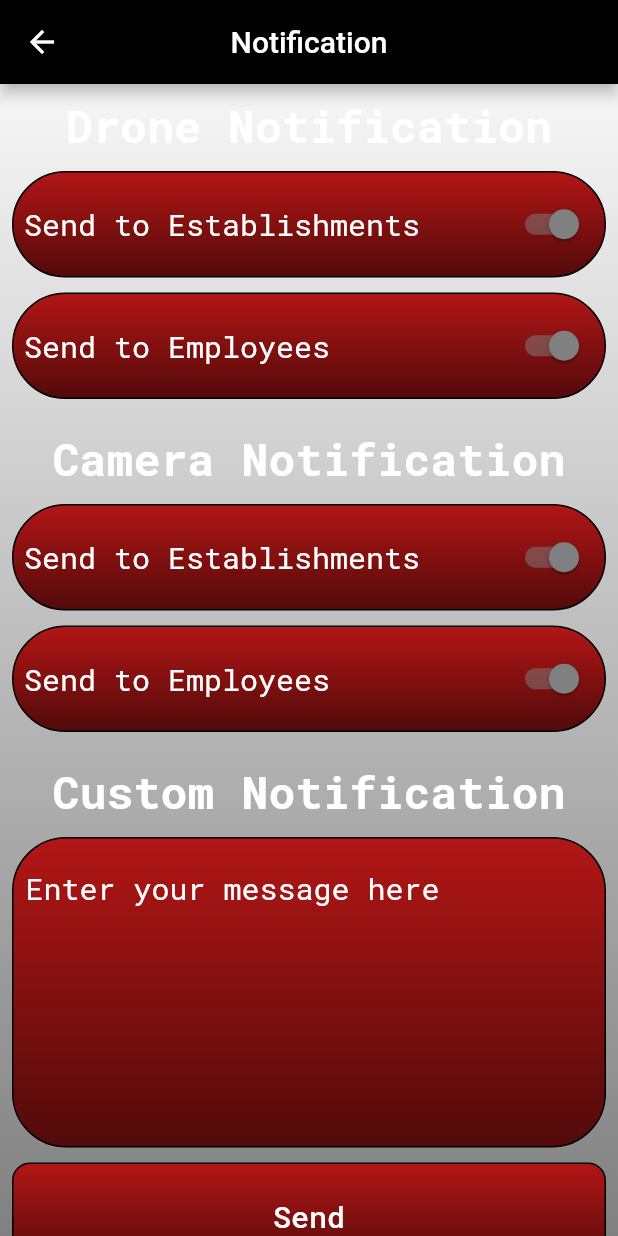
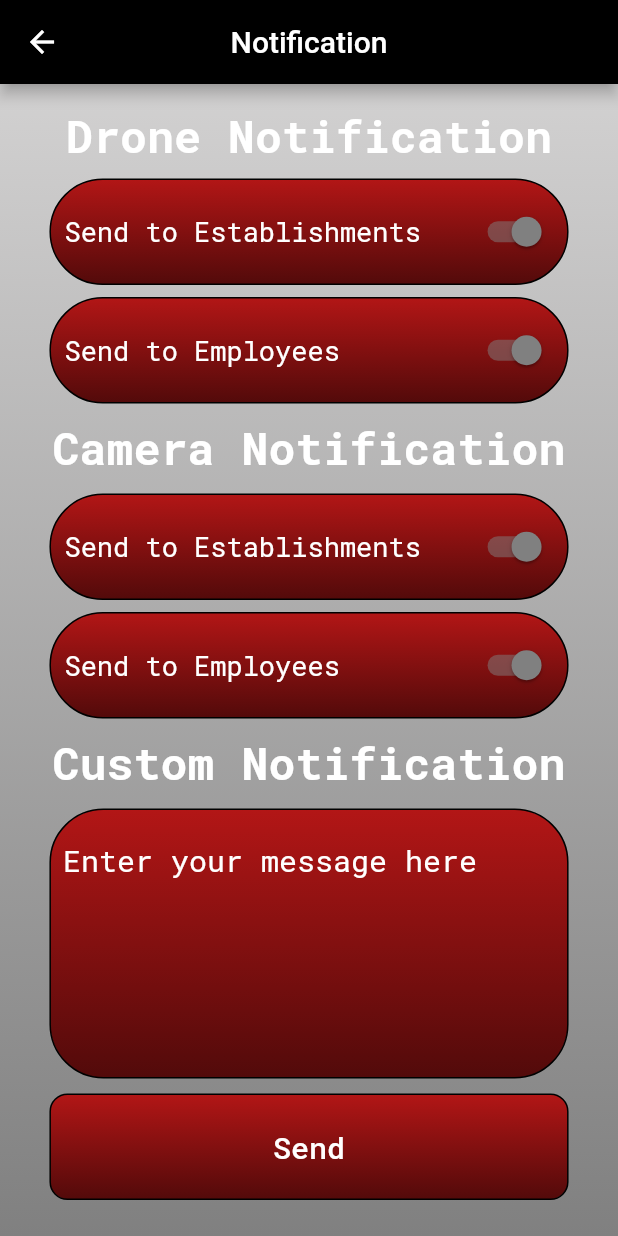
Before and after one commit to saud121/APS_user_subadmin, a Flutter app: the NotificationScreen screen opened directly, on a phone screen of 412 x 824 dp. Run offline on Flutter 3.47's test engine with Material 2 defaults, Android fonts, the phone set to English and light mode, and no system bars; our stand-ins replace camera, fl_chart, font_awesome_flutter, get, google_fonts, table_calendar and 1 more; missing offline and left inert: flutter_phone_direct_caller.

Commit message:
fixed layout and color

```diff
--- a/lib/Screens/LoginScreens/LoginScreen.dart
+++ b/lib/Screens/LoginScreens/LoginScreen.dart
@@ -68,7 +68,7 @@ class _LoginScreenState extends State<LoginScreen> {
                   Text(
                     "Sign In",
                     style: TextStyle(
-                        fontFamily: "Times New Roman",
+                        fontFamily: "Major",
                         fontSize: 40,
                         color: gradientColor2),
                   ),
@@ -170,7 +170,7 @@ class _LoginScreenState extends State<LoginScreen> {
                         child: Text(
                           "Forgot Password?",
                           style: TextStyle(
-                            fontFamily: "Times New Roman",
+                            fontFamily: "Major",
                             fontWeight: FontWeight.bold,
                               color: gradientColor2,
                               fontSize: 20),
@@ -193,7 +193,7 @@ class _LoginScreenState extends State<LoginScreen> {
                       child:  Text(
                         "Login",
                         style: TextStyle(
-                            fontFamily: "Times New Roman",
+                            fontFamily: "Major",
                             color: gradientColor2,
                             fontSize: 30),
                       ),
--- a/lib/Screens/NotificationScreens/NotificationScreen.dart
+++ b/lib/Screens/NotificationScreens/NotificationScreen.dart
@@ -33,7 +33,7 @@ class _NotificationScreenState extends State<NotificationScreen> {
       child: Container(
           decoration: BoxDecoration(
               gradient: LinearGradient(
-            colors: [Colors.white, gradientColor3],
+            colors: [Color.fromARGB(255, 216, 215, 215), gradientColor3],
             begin: Alignment.topCenter,
             end: Alignment.bottomCenter,
           )),
@@ -50,7 +50,7 @@ class _NotificationScreenState extends State<NotificationScreen> {
                 title: Text("Notification")),
             body: SingleChildScrollView(
               child: Padding(
-                padding: EdgeInsets.all(8),
+                padding: EdgeInsets.all(15),
                 child: Column(
                   children: [
                     Center(
@@ -62,11 +62,11 @@ class _NotificationScreenState extends State<NotificationScreen> {
                                   fontSize: HeadingFontSize,
                                   fontWeight: FontWeight.bold)),
                           SizedBox(
-                            height: 10,
+                            height: 8,
                           ),
                           Container(
                             height: 71,
-                            width: double.infinity,
+                            width: Get.width * .84,
                             padding: EdgeInsets.all(7),
                             decoration: BoxDecoration(
                                 gradient: LinearGradient(
@@ -84,8 +84,11 @@ class _NotificationScreenState extends State<NotificationScreen> {
                             child: Row(
                               mainAxisAlignment: MainAxisAlignment.spaceBetween,
                               children: [
-                                CustomText(txt:"Send to Establishments",fSize: 20,isBold: false,),
-
+                                CustomText(
+                                  txt: "Send to Establishments",
+                                  fSize: 18,
+                                  isBold: false,
+                                ),
                                 Switch(
                                     activeColor: gradientColor3,
                                     inactiveThumbColor: Colors.white,
@@ -100,11 +103,11 @@ class _NotificationScreenState extends State<NotificationScreen> {
                             ),
                           ),
                           SizedBox(
-                            height: 10,
+                            height: 8,
                           ),
                           Container(
                             height: 71,
-                            width: double.infinity,
+                            width: Get.width * .84,
                             padding: EdgeInsets.all(7),
                             decoration: BoxDecoration(
                                 gradient: LinearGradient(
@@ -122,8 +125,11 @@ class _NotificationScreenState extends State<NotificationScreen> {
                             child: Row(
                               mainAxisAlignment: MainAxisAlignment.spaceBetween,
                               children: [
-                                CustomText(txt:"Send to Employees", fSize:20,isBold: false,),
-
+                                CustomText(
+                                  txt: "Send to Employees",
+                                  fSize: 18,
+                                  isBold: false,
+                                ),
                                 Switch(
                                     activeColor: gradientColor3,
                                     inactiveThumbColor: Colors.white,
@@ -138,16 +144,19 @@ class _NotificationScreenState extends State<NotificationScreen> {
                             ),
                           ),
                           SizedBox(
-                            height: 20,
+                            height: 8,
                           ),
-
-                                  CustomText(txt:"Camera Notification",fSize:HeadingFontSize,isBold: true,),
+                          CustomText(
+                            txt: "Camera Notification",
+                            fSize: HeadingFontSize,
+                            isBold: true,
+                          ),
                           SizedBox(
-                            height: 10,
+                            height: 8,
                           ),
                           Container(
                             height: 71,
-                            width: double.infinity,
+                            width: Get.width * .84,
                             padding: EdgeInsets.all(7),
                             decoration: BoxDecoration(
                                 gradient: LinearGradient(
@@ -165,12 +174,10 @@ class _NotificationScreenState extends State<NotificationScreen> {
                             child: Row(
                               mainAxisAlignment: MainAxisAlignment.spaceBetween,
                               children: [
-                                Text(
-                                  "Send to Establishments",
-                                  style: GoogleFonts.robotoMono(
-                                    color: Colors.white,
-                                    fontSize: 20,
-                                  ),
+                                CustomText(
+                                  txt: "Send to Establishments",
+                                  fSize: 18,
+                                  isBold: false,
                                 ),
                                 Switch(
                                     activeColor: gradientColor3,
@@ -186,11 +193,11 @@ class _NotificationScreenState extends State<NotificationScreen> {
                             ),
                           ),
                           SizedBox(
-                            height: 10,
+                            height: 8,
                           ),
                           Container(
                             height: 71,
-                            width: double.infinity,
+                            width: Get.width * .84,
                             padding: EdgeInsets.all(7),
                             decoration: BoxDecoration(
                                 gradient: LinearGradient(
@@ -208,12 +215,10 @@ class _NotificationScreenState extends State<NotificationScreen> {
                             child: Row(
                               mainAxisAlignment: MainAxisAlignment.spaceBetween,
                               children: [
-                                Text(
-                                  "Send to Employees",
-                                  style: GoogleFonts.robotoMono(
-                                    color: Colors.white,
-                                    fontSize: 20,
-                                  ),
+                                CustomText(
+                                  txt: "Send to Employees",
+                                  fSize: 18,
+                                  isBold: false,
                                 ),
                                 Switch(
                                     activeColor: gradientColor3,
@@ -229,15 +234,18 @@ class _NotificationScreenState extends State<NotificationScreen> {
                             ),
                           ),
                           SizedBox(
-                            height: 20,
+                            height: 8,
                           ),
-                          CustomText(txt:"Custom Notification",fSize:HeadingFontSize,isBold:true),
+                          CustomText(
+                              txt: "Custom Notification",
+                              fSize: HeadingFontSize,
+                              isBold: true),
                           SizedBox(
-                            height: 10,
+                            height: 8,
                           ),
                           Container(
-                              height: 207,
-                              width: double.infinity,
+                            height: 180,
+                            width: Get.width * .84,
                             padding: EdgeInsets.all(8),
                             decoration: BoxDecoration(
                                 gradient: LinearGradient(
@@ -266,17 +274,18 @@ class _NotificationScreenState extends State<NotificationScreen> {
                                   fontSize: 20,
                                 ),
                               ),
-                              )),
+                            ),
+                          ),
                           SizedBox(
                             height: 10,
                           ),
                           Row(
+                            mainAxisAlignment: MainAxisAlignment.center,
                             children: [
 
-                              Expanded(
-                                child: Container(
+                              Container(
                                 height: 71,
-
+                                width: Get.width * 0.84,
                                 decoration: BoxDecoration(
                                     gradient: LinearGradient(
                                         colors: [
@@ -300,7 +309,6 @@ class _NotificationScreenState extends State<NotificationScreen> {
                                     ),
                                   ),
                                 ),
-                                ),
                               )
                             ],
                           )
--- a/lib/Utils/colors.dart
+++ b/lib/Utils/colors.dart
@@ -3,6 +3,7 @@ import 'package:flutter/material.dart';
 Color gradientColor1 = const Color(0xFF0D0101);
 Color gradientColor2 = Color.fromARGB(255, 179, 22, 22);
 Color gradientColor3 = const Color(0xFF808080);
+Color gradientColor5 =Color.fromARGB(255, 82, 2, 2);
 Color gradientColor4 = Color.fromARGB(255, 82, 10, 10);
 Color textColor = Color.fromARGB(255, 9, 32, 100);
 
--- a/lib/interfaces/subadmin/screens/subadmindashboard.dart
+++ b/lib/interfaces/subadmin/screens/subadmindashboard.dart
@@ -3,6 +3,7 @@ import 'dart:ui';
 import 'package:aps_super_admin/Utils/colors.dart';
 import 'package:aps_super_admin/widgets/custom_textfiel.dart';
 import 'package:flutter/material.dart';
+import 'package:get/get.dart';
 import 'package:google_fonts/google_fonts.dart';
 class SubAdminDashboard extends StatelessWidget {
   const SubAdminDashboard({super.key});
@@ -27,7 +28,7 @@ class SubAdminDashboard extends StatelessWidget {
          child: Column(
 
            children: [
-            SizedBox(child: Image.asset("assets/submap.png"),),
+            SizedBox(child: Image.asset("assets/submap.png"),width: Get.width*.75,),
             Padding(
               padding: const EdgeInsets.all(8.0),
               child: Container (
--- a/lib/services/authservice.dart
+++ b/lib/services/authservice.dart
@@ -27,7 +27,7 @@ class AuthService {
        CustomSnackbar("Invalid", "Invalid Credentials");
     } else {
      CustomSnackbar("Login", "Login SuccessFull");
-      Get.to(UserDashboardScreen());
+      Get.to(UserDashboardScreen(email: email,));
     }
     }
     catch(e){
@@ -51,7 +51,7 @@ class AuthService {
       if (resData["success"].toString() == "false") {
       } else {
         CustomSnackbar("Login", "SuccessFully Login");
-        Get.to(SubAdmin());
+        Get.to(SubAdmin(email: email,));
 
       }
     } catch (e) {
--- a/lib/widgets/custom_textfiel.dart
+++ b/lib/widgets/custom_textfiel.dart
@@ -8,10 +8,13 @@ class CustomText extends StatelessWidget {
 
   @override
   Widget build(BuildContext context) {
-  return Text(txt,style: GoogleFonts.robotoMono(
-                                           color: Colors.white,
-                                           fontSize: fSize,
-                                           fontWeight: isBold==true? FontWeight.bold:null));
+  return Padding(
+    padding: const EdgeInsets.all(2.0),
+    child: Text(txt,style: GoogleFonts.robotoMono(
+                                             color: Colors.white,
+                                             fontSize: fSize,
+                                             fontWeight: isBold==true? FontWeight.bold:null)),
+  );
 }
 
 }
```
Also changed, not shown: lib/Screens/CTAScreens/CTAScreen.dart (+32 -25 lines), lib/Screens/FeedScreens/Pages/DroneScreen.dart (+23 -18 lines), lib/Screens/FeedScreens/Pages/InnerPage/CameraScreen.dart (+4 -4 lines), lib/Screens/FeedScreens/Pages/InnerPage/DroneInnerScreen.dart (+4 -4 lines), lib/Screens/ManageScreens/subadmin_mange.dart (+4 -7 lines), lib/interfaces/User/dashboard_screen.dart (+19 -6 lines), lib/interfaces/User/user_drawer/change_password.dart (+6 -5 lines), lib/interfaces/User/user_drawer/request_assistance.dart (+31 -10 lines), lib/interfaces/subadmin/subadmin.dart (+57 -57 lines). Lines whose indentation alone changed are shown as unchanged.
